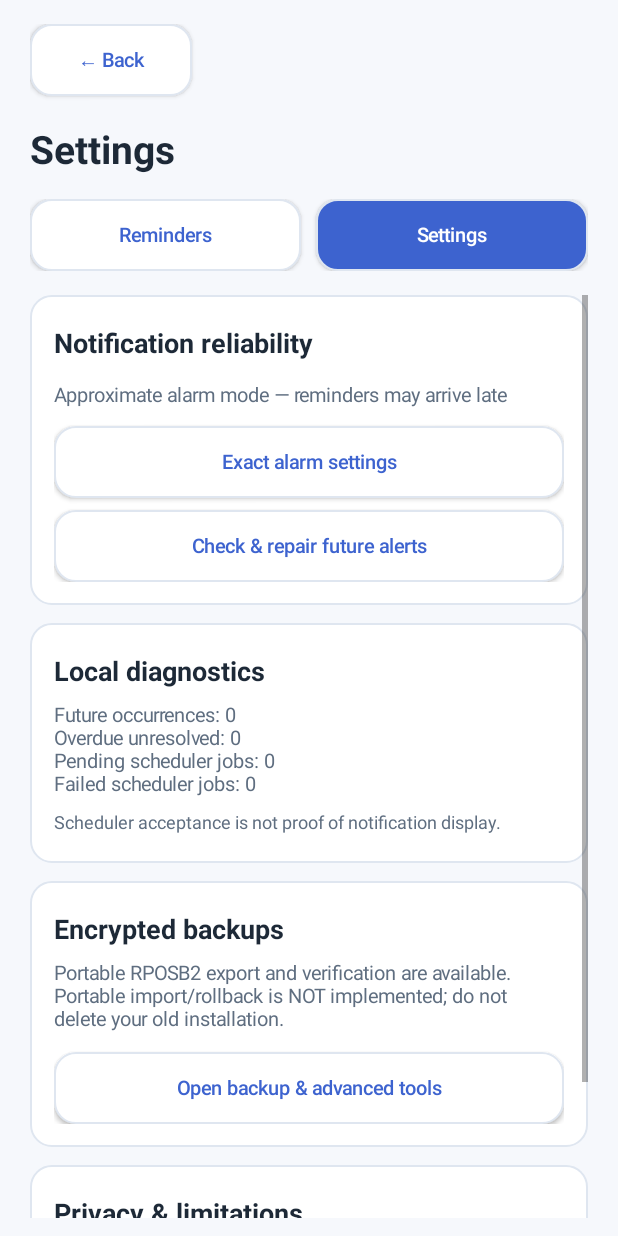
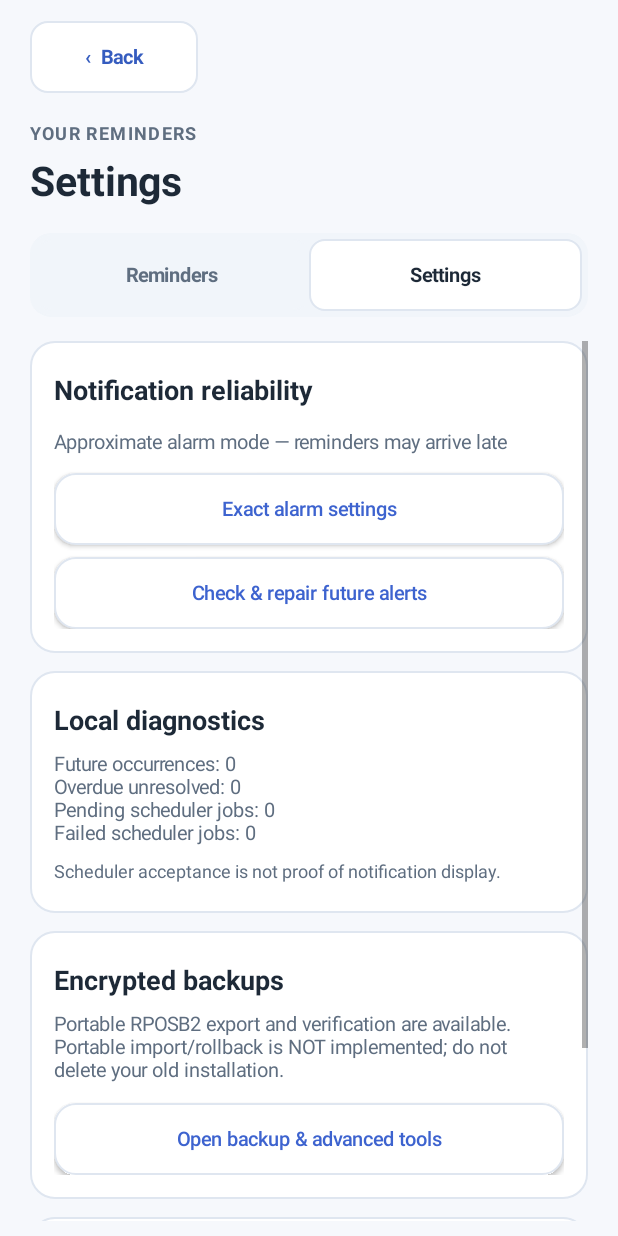
Before and after one commit to rayadinaveen98-ship-it/Reminder-and-Personal-OS, an Android app: the screen it shows after launch (QuietPrecisionManagementActivity), after a tap on "Settings", on a phone screen of 412 x 824 dp. Run offline under Robolectric (Android 15) with nearby library versions, the light colour scheme and no system bars.

Commit message:
feat(design): give schedule management and settings unified Quiet Precision visual shell

```diff
--- a/androidApp/src/main/java/dev/reminderos/preview/QuietPrecisionManagementActivity.kt
+++ b/androidApp/src/main/java/dev/reminderos/preview/QuietPrecisionManagementActivity.kt
@@ -38,6 +38,7 @@ class QuietPrecisionManagementActivity : Activity() {
     }
     private val store by lazy { ReminderDatabase(this) }
     private val engine by lazy { ReminderAlarmEngine(this) }
+    private val ui by lazy { QpVisual(this) }
     private var settings = false
     private val dark get() = (resources.configuration.uiMode and
         Configuration.UI_MODE_NIGHT_MASK) == Configuration.UI_MODE_NIGHT_YES
@@ -75,11 +76,7 @@ class QuietPrecisionManagementActivity : Activity() {
         }
     private fun gap(target: LinearLayout, amount: Int = 12) =
         target.addView(View(this), LinearLayout.LayoutParams(1, dp(amount)))
-    private fun block(): LinearLayout = LinearLayout(this).apply {
-        orientation = LinearLayout.VERTICAL
-        background = shape(surface)
-        setPadding(dp(16), dp(15), dp(16), dp(15))
-    }
+    private fun block(): LinearLayout = ui.card(pad=16)
     private fun message(msg: String) =
         Toast.makeText(this, msg, Toast.LENGTH_LONG).show()
 
@@ -93,48 +90,59 @@ class QuietPrecisionManagementActivity : Activity() {
         render()
     }
 
+    /** R4b visual shell around unchanged reminder-management operations. */
     private fun render() {
-        val root = LinearLayout(this).apply {
-            orientation = LinearLayout.VERTICAL
-            setBackgroundColor(canvas)
-            setPadding(dp(20), dp(16), dp(20), dp(12))
+        val root=ui.column().apply {
+            setBackgroundColor(ui.canvas)
+            setPadding(ui.px(20),ui.px(14),ui.px(20),ui.px(10))
         }
-        root.addView(button("← Back") { finish() },
-            LinearLayout.LayoutParams(dp(108), dp(48)))
-        gap(root, 13)
-        root.addView(text(if (settings) "Settings" else "Manage reminders", 26f, true))
-        gap(root, 12)
+        root.addView(ui.action("‹  Back",secondary=true) { finish() },
+            LinearLayout.LayoutParams(ui.px(112),ui.px(48)))
+        root.addView(ui.space(18))
+        root.addView(ui.label("YOUR REMINDERS"))
+        root.addView(ui.space(5))
+        root.addView(ui.heading(if(settings) "Settings" else "Manage reminders",27f))
+        root.addView(ui.space(17))
 
-        val switcher = LinearLayout(this).apply { gravity = Gravity.CENTER_VERTICAL }
-        for ((page, label) in listOf(false to "Reminders", true to "Settings")) {
-            val child = button(label, page == settings) {
-                settings = page
+        val segmented=ui.row().apply {
+            background=ui.shape(ui.secondarySurface,13,ui.secondarySurface)
+            setPadding(ui.px(4),ui.px(4),ui.px(4),ui.px(4))
+        }
+        for((page,name) in listOf(false to "Reminders",true to "Settings")){
+            val selected=page==settings
+            val item=ui.action(name,selected=selected) {
+                settings=page
                 render()
+            }.apply {
+                background=ui.shape(if(selected) ui.surface else ui.secondarySurface,10,
+                    if(selected) ui.outline else ui.secondarySurface)
+                setTextColor(if(selected) ui.ink else ui.muted)
+                contentDescription=name + if(selected) ", selected" else ""
             }
-            val p = LinearLayout.LayoutParams(0, dp(48), 1f)
-            if (switcher.childCount > 0) p.marginStart = dp(10)
-            switcher.addView(child, p)
+            segmented.addView(item,LinearLayout.LayoutParams(0,ui.px(48),1f))
         }
-        root.addView(switcher)
-        gap(root, 16)
+        root.addView(segmented)
+        root.addView(ui.space(16))
 
-        val scroller = ScrollView(this).apply { isFillViewport = true }
-        val body = LinearLayout(this).apply {
-            orientation = LinearLayout.VERTICAL
-            setPadding(0, 0, 0, dp(22))
+        val body=ui.column().apply { setPadding(0,0,0,ui.px(25)) }
+        try{
+            if(settings) settingsPage(body) else remindersPage(body)
+        }catch(error:Exception){
+            val problem=ui.card(ui.tonal,ui.tonal)
+            problem.addView(ui.heading("Unable to load local reminders",17f))
+            problem.addView(ui.space(8))
+            problem.addView(ui.text("Saved records were not cleared. The original tools " +
+                "can be used to inspect or recover data.",13f,color=ui.muted))
+            problem.addView(ui.space(10))
+            problem.addView(ui.action("Open recovery tools",selected=true){openTools()})
+            body.addView(problem)
         }
-        try {
-            if (settings) settingsPage(body) else remindersPage(body)
-        } catch (error: Exception) {
-            body.addView(text("Unable to load local reminders", 18f, true))
-            gap(body)
-            body.addView(text("Stored records were not cleared. You can open the original " +
-                "recovery tools to inspect the issue.", 14f, false, secondary))
-            gap(body)
-            body.addView(button("Open recovery tools") { openTools() })
+        val scroll=ScrollView(this).apply {
+            isFillViewport=true
+            clipToPadding=false
+            addView(body)
         }
-        scroller.addView(body)
-        root.addView(scroller, LinearLayout.LayoutParams(-1, 0, 1f))
+        root.addView(scroll,LinearLayout.LayoutParams(-1,0,1f))
         setContentView(root)
     }
 
```
